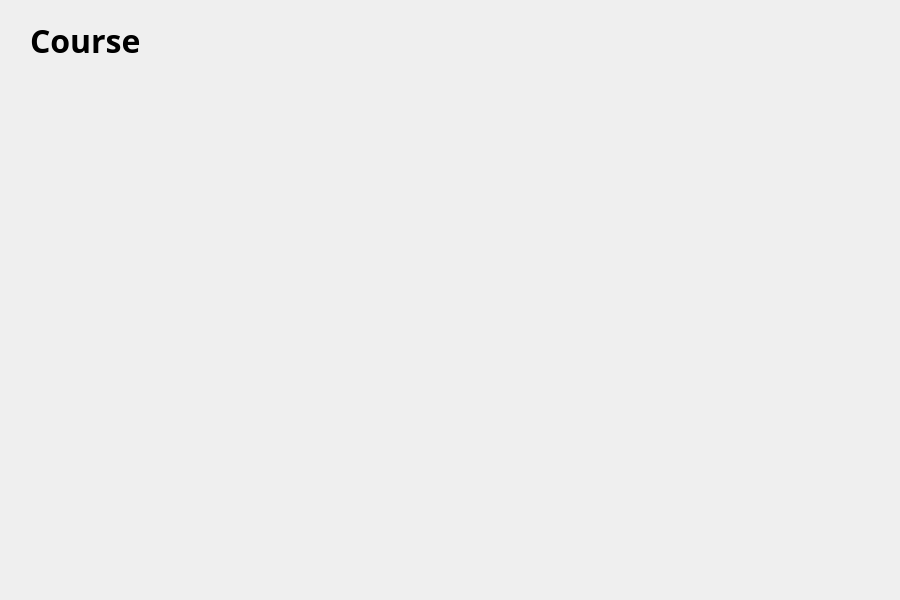
thatweirdbush/hcmus-course-management-system, file hcmus-course-manager-system/mainwindow.ui: the form before one commit.
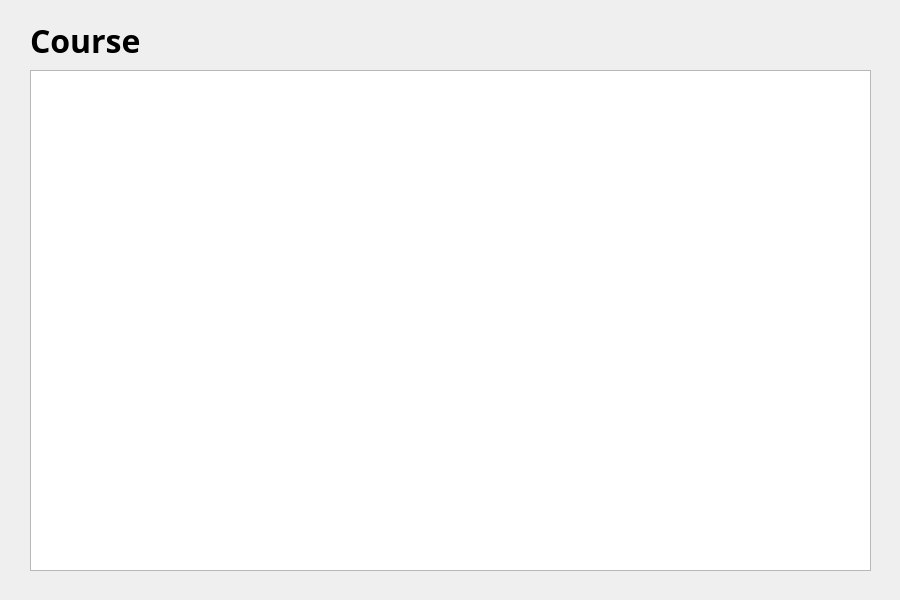
The form after the commit. Icons and pictures are not drawn.

Commit message: add: table widget for courses

The edit to the form file:
```diff
--- a/hcmus-course-manager-system/mainwindow.ui
+++ b/hcmus-course-manager-system/mainwindow.ui
@@ -2136,6 +2136,16 @@
        <string>Course</string>
       </property>
      </widget>
+     <widget class="QTableWidget" name="tableCourses">
+      <property name="geometry">
+       <rect>
+        <x>30</x>
+        <y>70</y>
+        <width>841</width>
+        <height>501</height>
+       </rect>
+      </property>
+     </widget>
     </widget>
    </widget>
   </widget>
```
The commit also changes 16 other files.
